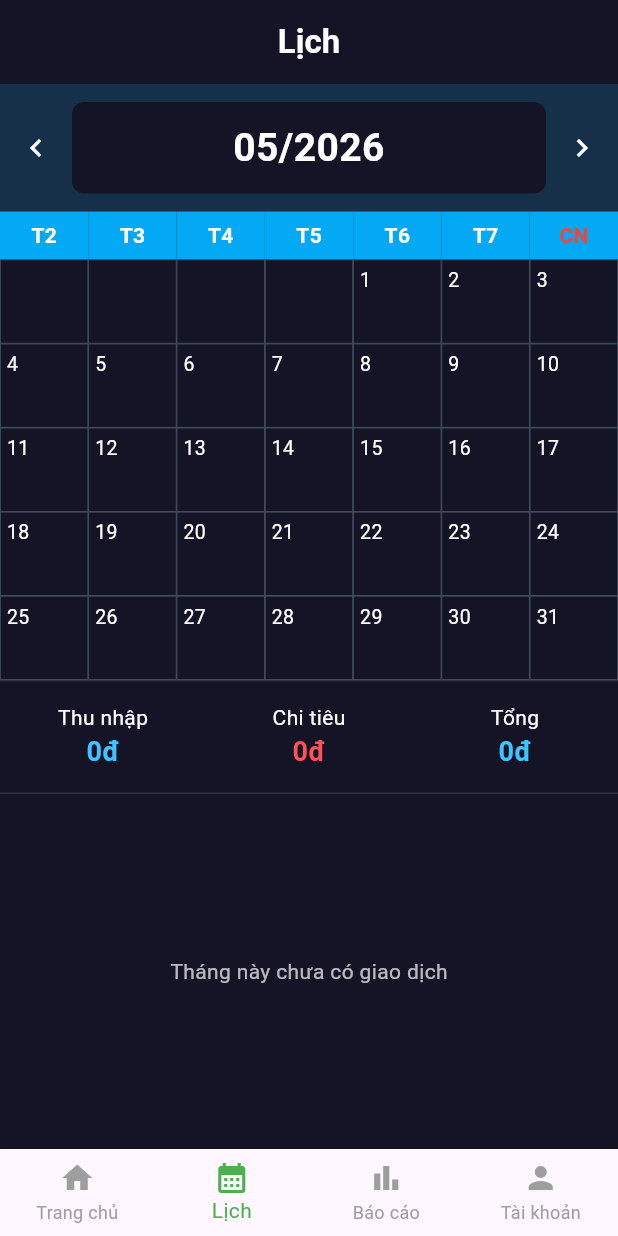
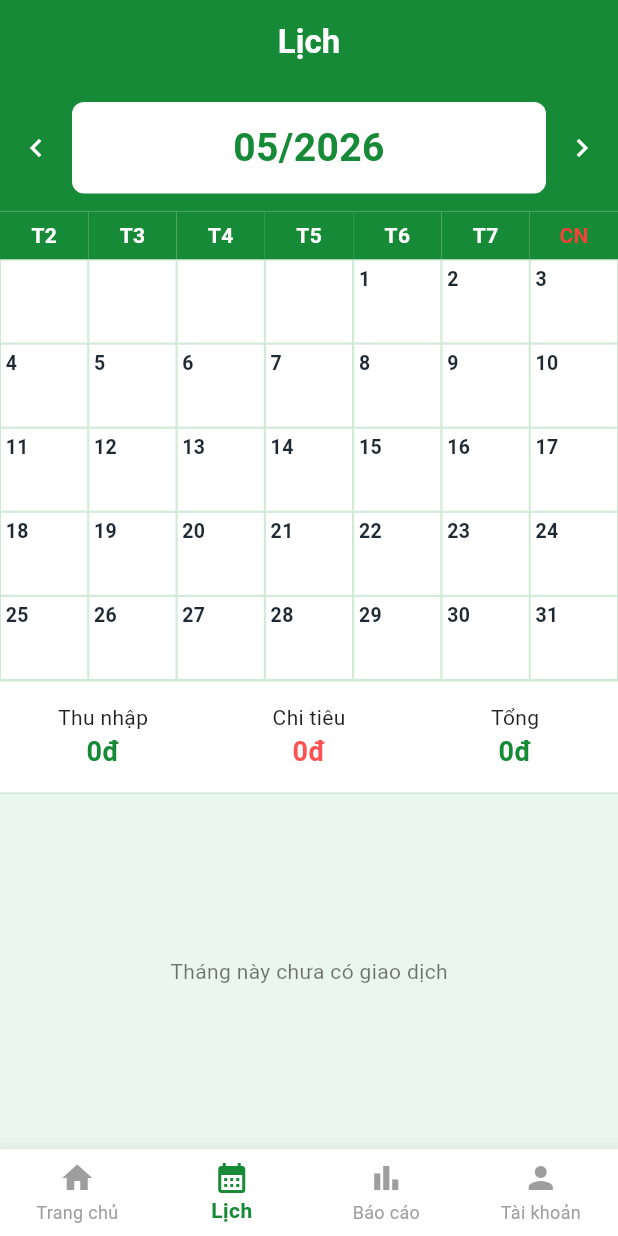
Before and after one commit to NguyenTuanAnh3464/smart-expense-manager, a Flutter app: the MainNavigation screen opened directly, item 2 of the bottom bar chosen, on a phone screen of 412 x 824 dp. Run offline on Flutter 3.47's test engine with Material 3 defaults, Android fonts, the phone set to English and light mode, and no system bars; our stand-ins replace cloud_firestore, firebase_auth, firebase_core, flutter_slidable; accounts and stored records are empty.

Commit message:
them lich

```diff
--- a/lib/screens/calendar_screen.dart
+++ b/lib/screens/calendar_screen.dart
@@ -11,6 +11,10 @@ class CalendarScreen extends StatefulWidget {
 }
 
 class _CalendarScreenState extends State<CalendarScreen> {
+  static const Color primaryGreen = Color(0xFF168A36);
+  static const Color softGreen = Color(0xFFEAF7EE);
+  static const Color lineGreen = Color(0xFFCDE8D4);
+
   DateTime currentMonth = DateTime(DateTime.now().year, DateTime.now().month);
 
   String formatMoney(double value) {
@@ -43,15 +47,13 @@ class _CalendarScreenState extends State<CalendarScreen> {
     final user = FirebaseAuth.instance.currentUser;
 
     if (user == null) {
-      return const Scaffold(
-        body: Center(child: Text("Chưa đăng nhập")),
-      );
+      return const Scaffold(body: Center(child: Text("Chưa đăng nhập")));
     }
 
     return Scaffold(
-      backgroundColor: const Color(0xFF151426),
+      backgroundColor: softGreen,
       appBar: AppBar(
-        backgroundColor: const Color(0xFF151426),
+        backgroundColor: primaryGreen,
         elevation: 0,
         centerTitle: true,
         title: const Text(
@@ -102,7 +104,7 @@ class _CalendarScreenState extends State<CalendarScreen> {
           return Column(
             children: [
               Container(
-                color: const Color(0xFF17304A),
+                color: primaryGreen,
                 padding: const EdgeInsets.symmetric(vertical: 12),
                 child: Row(
                   children: [
@@ -114,14 +116,14 @@ class _CalendarScreenState extends State<CalendarScreen> {
                       child: Container(
                         padding: const EdgeInsets.symmetric(vertical: 12),
                         decoration: BoxDecoration(
-                          color: const Color(0xFF151426),
+                          color: Colors.white,
                           borderRadius: BorderRadius.circular(8),
                         ),
                         child: Text(
                           DateFormat("MM/yyyy").format(currentMonth),
                           textAlign: TextAlign.center,
                           style: const TextStyle(
-                            color: Colors.white,
+                            color: primaryGreen,
                             fontSize: 26,
                             fontWeight: FontWeight.bold,
                           ),
@@ -130,7 +132,10 @@ class _CalendarScreenState extends State<CalendarScreen> {
                     ),
                     IconButton(
                       onPressed: nextMonth,
-                      icon: const Icon(Icons.chevron_right, color: Colors.white),
+                      icon: const Icon(
+                        Icons.chevron_right,
+                        color: Colors.white,
+                      ),
                     ),
                   ],
                 ),
@@ -138,15 +143,9 @@ class _CalendarScreenState extends State<CalendarScreen> {
 
               _buildCalendar(monthTransactions),
 
-              _summaryRow(
-                income: income,
-                expense: expense,
-                total: total,
-              ),
+              _summaryRow(income: income, expense: expense, total: total),
 
-              Expanded(
-                child: _buildTransactionList(monthTransactions),
-              ),
+              Expanded(child: _buildTransactionList(monthTransactions)),
             ],
           );
         },
@@ -206,47 +205,65 @@ class _CalendarScreenState extends State<CalendarScreen> {
               }
             }
 
-            return _dayCell(
-              "$day",
-              income: income,
-              expense: expense,
-            );
+            return _dayCell("$day", income: income, expense: expense);
           },
         ),
       ],
     );
   }
 
-  Widget _dayCell(
-      String day, {
-        double income = 0,
-        double expense = 0,
-      }) {
+  Widget _dayCell(String day, {double income = 0, double expense = 0}) {
     return Container(
       decoration: BoxDecoration(
-        border: Border.all(color: Colors.blueGrey.shade700, width: 0.5),
-        color: const Color(0xFF151426),
+        border: Border.all(color: lineGreen, width: 0.7),
+        color: Colors.white,
       ),
-      padding: const EdgeInsets.all(4),
+      padding: const EdgeInsets.all(3),
       child: Column(
         crossAxisAlignment: CrossAxisAlignment.start,
         children: [
           Text(
             day,
-            style: const TextStyle(color: Colors.white, fontSize: 13),
+            style: const TextStyle(
+              color: Color(0xFF1F2933),
+              fontSize: 13,
+              fontWeight: FontWeight.w600,
             ),
-          const Spacer(),
+          ),
+          Expanded(
+            child: Align(
+              alignment: Alignment.bottomLeft,
+              child: FittedBox(
+                fit: BoxFit.scaleDown,
+                alignment: Alignment.bottomLeft,
+                child: Column(
+                  crossAxisAlignment: CrossAxisAlignment.start,
+                  mainAxisSize: MainAxisSize.min,
+                  children: [
                     if (income > 0)
                       Text(
                         formatMoney(income),
-              overflow: TextOverflow.ellipsis,
-              style: const TextStyle(color: Colors.lightBlueAccent, fontSize: 10),
+                        maxLines: 1,
+                        style: const TextStyle(
+                          color: primaryGreen,
+                          fontSize: 10,
+                          fontWeight: FontWeight.w600,
+                        ),
                       ),
                     if (expense > 0)
                       Text(
                         formatMoney(expense),
-              overflow: TextOverflow.ellipsis,
-              style: const TextStyle(color: Colors.redAccent, fontSize: 10),
+                        maxLines: 1,
+                        style: const TextStyle(
+                          color: Colors.redAccent,
+                          fontSize: 10,
+                          fontWeight: FontWeight.w600,
+                        ),
+                      ),
+                  ],
+                ),
+              ),
+            ),
           ),
         ],
       ),
@@ -261,16 +278,17 @@ class _CalendarScreenState extends State<CalendarScreen> {
     return Container(
       padding: const EdgeInsets.symmetric(vertical: 14),
       decoration: const BoxDecoration(
+        color: Colors.white,
         border: Border(
-          top: BorderSide(color: Colors.white12),
-          bottom: BorderSide(color: Colors.white12),
+          top: BorderSide(color: lineGreen),
+          bottom: BorderSide(color: lineGreen),
         ),
       ),
       child: Row(
         children: [
-          _summaryItem("Thu nhập", income, Colors.lightBlueAccent),
+          _summaryItem("Thu nhập", income, primaryGreen),
           _summaryItem("Chi tiêu", expense, Colors.redAccent),
-          _summaryItem("Tổng", total, total >= 0 ? Colors.lightBlueAccent : Colors.red),
+          _summaryItem("Tổng", total, total >= 0 ? primaryGreen : Colors.red),
         ],
       ),
     );
@@ -280,9 +298,13 @@ class _CalendarScreenState extends State<CalendarScreen> {
     return Expanded(
       child: Column(
         children: [
-          Text(title, style: const TextStyle(color: Colors.white, fontSize: 14)),
+          Text(
+            title,
+            style: const TextStyle(color: Colors.black87, fontSize: 14),
+          ),
           Text(
             formatMoney(amount),
+            overflow: TextOverflow.ellipsis,
             style: TextStyle(
               color: color,
               fontSize: 18,
@@ -306,7 +328,7 @@ class _CalendarScreenState extends State<CalendarScreen> {
       return const Center(
         child: Text(
           "Tháng này chưa có giao dịch",
-          style: TextStyle(color: Colors.white70),
+          style: TextStyle(color: Colors.black54),
         ),
       );
     }
@@ -322,20 +344,26 @@ class _CalendarScreenState extends State<CalendarScreen> {
         return ListTile(
           leading: Icon(
             isIncome ? Icons.savings : Icons.shopping_bag,
-            color: isIncome ? Colors.lightBlueAccent : Colors.redAccent,
+            color: isIncome ? primaryGreen : Colors.redAccent,
           ),
           title: Text(
             item["category"],
-            style: const TextStyle(color: Colors.white, fontWeight: FontWeight.bold),
+            overflow: TextOverflow.ellipsis,
+            style: const TextStyle(
+              color: Colors.black87,
+              fontWeight: FontWeight.bold,
+            ),
           ),
           subtitle: Text(
             "${DateFormat("dd/MM/yyyy").format(date)}  ${item["note"] ?? ""}",
-            style: const TextStyle(color: Colors.white70),
+            overflow: TextOverflow.ellipsis,
+            style: const TextStyle(color: Colors.black54),
           ),
           trailing: Text(
             "${isIncome ? "+" : "-"}${formatMoney(amount)}",
+            overflow: TextOverflow.ellipsis,
             style: TextStyle(
-              color: isIncome ? Colors.lightBlueAccent : Colors.redAccent,
+              color: isIncome ? primaryGreen : Colors.redAccent,
               fontWeight: FontWeight.bold,
               fontSize: 16,
             ),
@@ -355,7 +383,7 @@ class _WeekDay extends StatelessWidget {
   Widget build(BuildContext context) {
     return Expanded(
       child: Container(
-        color: Colors.lightBlue,
+        color: _CalendarScreenState.primaryGreen,
         padding: const EdgeInsets.symmetric(vertical: 6),
         alignment: Alignment.center,
         child: Text(
--- a/lib/screens/main_navigation.dart
+++ b/lib/screens/main_navigation.dart
@@ -11,6 +11,8 @@ class MainNavigation extends StatefulWidget {
 
 class _MainNavigationState extends State<MainNavigation> {
   int currentIndex = 0;
+  static const Color primaryGreen = Color(0xFF168A36);
+  static const Color softGreen = Color(0xFFEAF7EE);
 
   final List<Widget> screens = const [
     HomeScreen(),
@@ -26,18 +28,18 @@ class _MainNavigationState extends State<MainNavigation> {
       bottomNavigationBar: BottomNavigationBar(
         currentIndex: currentIndex,
         type: BottomNavigationBarType.fixed,
-        selectedItemColor: Colors.green,
+        backgroundColor: Colors.white,
+        selectedItemColor: primaryGreen,
         unselectedItemColor: Colors.grey,
+        selectedLabelStyle: const TextStyle(fontWeight: FontWeight.w600),
+        elevation: 10,
         onTap: (index) {
           setState(() {
             currentIndex = index;
           });
         },
         items: const [
-          BottomNavigationBarItem(
-            icon: Icon(Icons.home),
-            label: 'Trang chủ',
-          ),
+          BottomNavigationBarItem(icon: Icon(Icons.home), label: 'Trang chủ'),
           BottomNavigationBarItem(
             icon: Icon(Icons.calendar_month),
             label: 'Lịch',
@@ -46,10 +48,7 @@ class _MainNavigationState extends State<MainNavigation> {
             icon: Icon(Icons.bar_chart),
             label: 'Báo cáo',
           ),
-          BottomNavigationBarItem(
-            icon: Icon(Icons.person),
-            label: 'Tài khoản',
-          ),
+          BottomNavigationBarItem(icon: Icon(Icons.person), label: 'Tài khoản'),
         ],
       ),
     );
@@ -62,16 +61,14 @@ class CalendarPage extends StatelessWidget {
   @override
   Widget build(BuildContext context) {
     return Scaffold(
-      backgroundColor: Colors.green[50],
+      backgroundColor: _MainNavigationState.softGreen,
       appBar: AppBar(
         title: const Text('Lịch'),
-        backgroundColor: Colors.green,
+        backgroundColor: _MainNavigationState.primaryGreen,
+        foregroundColor: Colors.white,
       ),
       body: const Center(
-        child: Text(
-          'Màn hình lịch',
-          style: TextStyle(fontSize: 24),
-        ),
+        child: Text('Màn hình lịch', style: TextStyle(fontSize: 24)),
       ),
     );
   }
@@ -83,16 +80,14 @@ class ReportPage extends StatelessWidget {
   @override
   Widget build(BuildContext context) {
     return Scaffold(
-      backgroundColor: Colors.green[50],
+      backgroundColor: _MainNavigationState.softGreen,
       appBar: AppBar(
         title: const Text('Báo cáo'),
-        backgroundColor: Colors.green,
+        backgroundColor: _MainNavigationState.primaryGreen,
+        foregroundColor: Colors.white,
       ),
       body: const Center(
-        child: Text(
-          'Màn hình báo cáo',
-          style: TextStyle(fontSize: 24),
-        ),
+        child: Text('Màn hình báo cáo', style: TextStyle(fontSize: 24)),
       ),
     );
   }
@@ -104,16 +99,14 @@ class AccountPage extends StatelessWidget {
   @override
   Widget build(BuildContext context) {
     return Scaffold(
-      backgroundColor: Colors.green[50],
+      backgroundColor: _MainNavigationState.softGreen,
       appBar: AppBar(
         title: const Text('Tài khoản'),
-        backgroundColor: Colors.green,
+        backgroundColor: _MainNavigationState.primaryGreen,
+        foregroundColor: Colors.white,
       ),
       body: const Center(
-        child: Text(
-          'Màn hình tài khoản',
-          style: TextStyle(fontSize: 24),
-        ),
+        child: Text('Màn hình tài khoản', style: TextStyle(fontSize: 24)),
       ),
     );
   }
```
Lines whose indentation alone changed are shown as unchanged.
